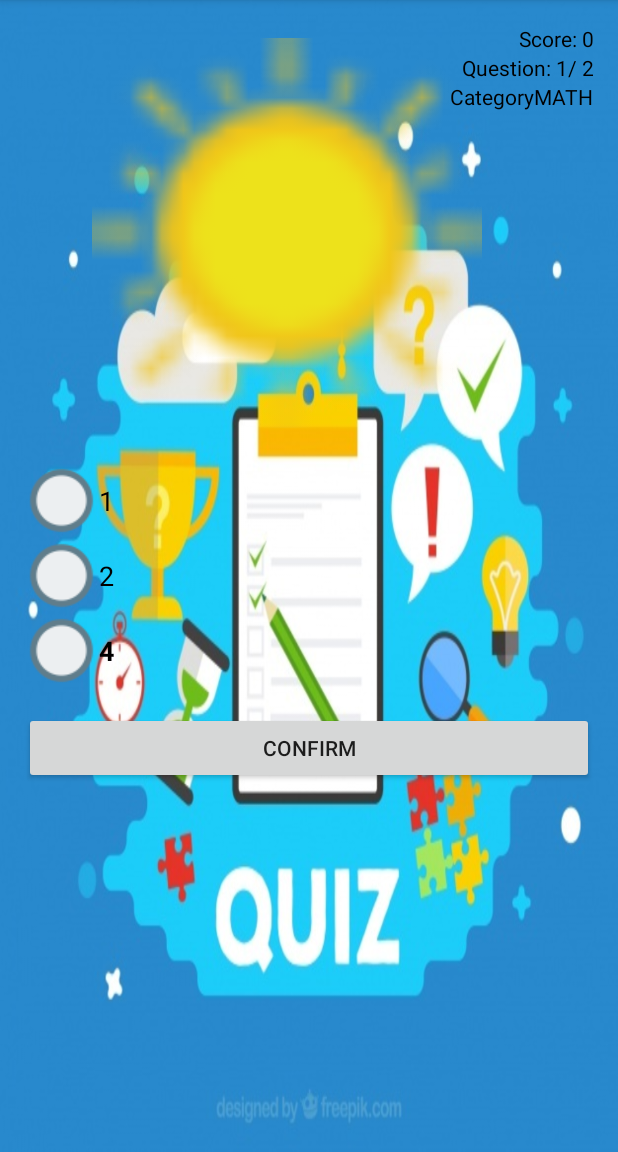
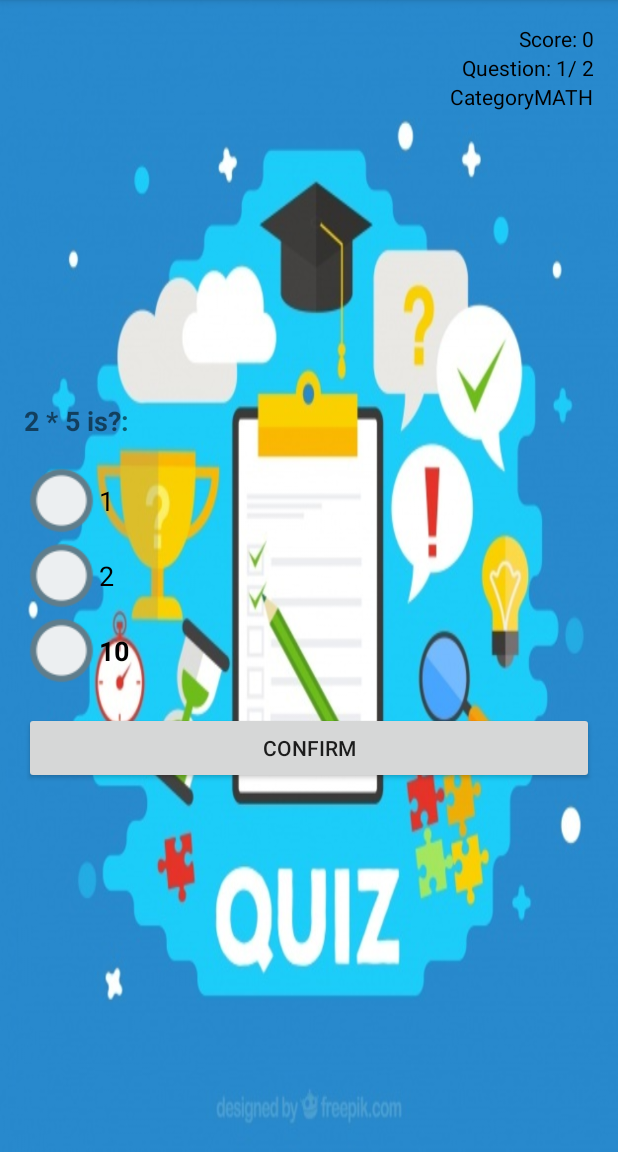
Before and after one commit to zbettmen/QuizApp-, an Android app: the screen it shows after launch (QuizAcivity), after a tap on "START QUIZ", on a phone screen of 412 x 824 dp, the part 84-1236 px from its top. Run offline under Robolectric (Android 15) with nearby library versions, the phone set to English and light mode, and no system bars.

Commit message:
Think im done

```diff
--- a/app/src/main/java/com/example/quizapplevel/Question.java
+++ b/app/src/main/java/com/example/quizapplevel/Question.java
@@ -6,14 +6,14 @@ public class Question {
     public static final String DIFFICULTY_MATH = "MATH";
     public static final String DIFFICULTY_BIOLOGY = "BIOLOGY";
     public static final String DIFFICULTY_CITY = "CITY";
-    public static final String DIFFICULTY_HINT = "HINT";
+    public static final String DIFFICULTY_PICTURES = "PICTURES";
     private String question;
     private String option1;
     private String option2;
     private String option3;
     private int answerNr;
     private String difficulty;
-    private String hint;
+    private String pictures;
     private String image;
     private int isImage;
 
@@ -30,6 +30,16 @@ public class Question {
         this.image = image;
         this.isImage = isImage;
 
+
+
+    }
+
+    public String getPictures() {
+        return pictures;
+    }
+
+    public void setPictures(String pictures) {
+        this.pictures = pictures;
     }
 
     public String getImage() {
@@ -48,17 +58,9 @@ public class Question {
         isImage = image;
     }
 
-    public Question(String hint) {
-        this.hint = hint;
-    }
 
-    public String getHint() {
-        return hint;
-    }
 
-    public void setHint(String hint) {
-        this.hint = hint;
-    }
+
 
     public String getQuestion() {
         return question;
@@ -105,7 +107,7 @@ public class Question {
                 DIFFICULTY_MATH,
                 DIFFICULTY_BIOLOGY,
                 DIFFICULTY_CITY,
-                DIFFICULTY_HINT
+                DIFFICULTY_PICTURES
 
         };
     }
--- a/app/src/main/java/com/example/quizapplevel/QuizContract.java
+++ b/app/src/main/java/com/example/quizapplevel/QuizContract.java
@@ -13,7 +13,7 @@ public final class QuizContract {
         public static final String COLUMN_OPTION3 = "option3";
         public static final String COLUMN_ANSWER_NR = "answer_nr";
         public static final String COLUMN_CHOOSE = "Choose";
-        public static final String COLUMN_HINTS = "HINTS";
+        public static final String COLUMN_PICTURES = "PICTURES";
         public static final String COLUMN_IMAGE = "IMG";
         public static final String COLUMN_ISIMAGE = "ISIMAGE";
 
--- a/app/src/main/java/com/example/quizapplevel/QuizdbHelper.java
+++ b/app/src/main/java/com/example/quizapplevel/QuizdbHelper.java
@@ -32,7 +32,7 @@ public class QuizdbHelper extends SQLiteOpenHelper {
                 QuestionsTable.COLUMN_OPTION3 + " TEXT, " +
                 QuestionsTable.COLUMN_ANSWER_NR + " INTEGER, " +
                 QuestionsTable.COLUMN_CHOOSE + " TEXT," +
-                QuestionsTable.COLUMN_HINTS + " TEXT," +
+                QuestionsTable.COLUMN_PICTURES + " TEXT," +
                 QuestionsTable.COLUMN_IMAGE + " TEXT," +
                 QuestionsTable.COLUMN_ISIMAGE + " BOOLEAN" +
                 ")";
@@ -45,13 +45,45 @@ public class QuizdbHelper extends SQLiteOpenHelper {
         onCreate(db);
     }
     private void fillQuestionsTable() {
-        Question q1 = new Question("2 + 2 is?: ",
-                "1", "2", "4", 3, Question.DIFFICULTY_MATH,"sunny",1);
+        Question q1 = new Question("2 * 5 is?: ",
+                "1", "2", "10", 3, Question.DIFFICULTY_MATH,"",0);
             addQuestion(q1);
 
         Question q2 = new Question("2 + 2 is?: ",
                 "1", "2", "4", 3, Question.DIFFICULTY_MATH,"",0);
         addQuestion(q2);
+
+        Question q3 = new Question(" ",
+                "Bil Gates ", "Mona Lisa", "50 cent", 2, Question.DIFFICULTY_PICTURES,"monalisa",1);
+        addQuestion(q3);
+
+        Question q4 = new Question(" ",
+                "Bil Gates ", "Eminem", "Steve Jobs", 3, Question.DIFFICULTY_PICTURES,"steve",1);
+        addQuestion(q4);
+
+        Question q5 = new Question(" ",
+                "Zlatan ", "Ronaldo", "2pac", 1, Question.DIFFICULTY_PICTURES,"zlatan",1);
+        addQuestion(q5);
+
+        Question q6 = new Question(" ",
+                "Sarajevo ", "Berlin", "Stockholm", 1, Question.DIFFICULTY_CITY,"sarajevo",1);
+        addQuestion(q6);
+
+
+        Question q7 = new Question("Biggest city in the world by population ",
+                "Shanghai", "Tokyo", "New York", 3, Question.DIFFICULTY_CITY,"",0);
+        addQuestion(q7);
+
+
+        Question q8 = new Question("How many bones does an adult human have ",
+                "128", "60", "206", 3, Question.DIFFICULTY_BIOLOGY,"",0);
+        addQuestion(q8);
+
+        Question q9 = new Question("Biggest snake on earth  ",
+                "Anaconda", "Cobra", "Python", 3, Question.DIFFICULTY_BIOLOGY,"",0);
+        addQuestion(q9);
+
+
 
 
 
@@ -66,7 +98,7 @@ public class QuizdbHelper extends SQLiteOpenHelper {
         cv.put(QuestionsTable.COLUMN_OPTION3, question.getOption3());
         cv.put(QuestionsTable.COLUMN_ANSWER_NR, question.getAnswerNr());
         cv.put(QuestionsTable.COLUMN_CHOOSE, question.getDifficulty());
-        cv.put(QuestionsTable.COLUMN_HINTS,question.getHint());
+        cv.put(QuestionsTable.COLUMN_PICTURES,question.getPictures());
         cv.put(QuestionsTable.COLUMN_IMAGE,question.getImage());
         cv.put(QuestionsTable.COLUMN_ISIMAGE,question.isImage());
 
@@ -98,8 +130,8 @@ public class QuizdbHelper extends SQLiteOpenHelper {
 
                 questionList.add(question);
             } while (c.moveToNext());
-        }
-        c.close();
+        } c.close();
+
         return questionList;
     }
 }
--- a/app/src/main/res/layout-land/activity_quiz_acivity.xml
+++ b/app/src/main/res/layout-land/activity_quiz_acivity.xml
@@ -82,4 +82,20 @@
         android:layout_marginTop="16dp"
         android:text="Confirm" />
 
+    <ImageView
+        android:id="@+id/image_question"
+        android:layout_width="434dp"
+        android:layout_height="241dp"
+        android:layout_above="@+id/radio_group"
+
+        android:layout_alignParentStart="true"
+        android:layout_alignParentTop="true"
+        android:layout_alignParentEnd="true"
+
+        android:layout_marginStart="185dp"
+        android:layout_marginTop="0dp"
+        android:layout_marginEnd="96dp"
+        android:layout_marginBottom="-126dp"
+        tools:srcCompat="@tools:sample/avatars" />
+
 </RelativeLayout>
--- a/app/src/main/res/layout/activity_jdata.xml
+++ b/app/src/main/res/layout/activity_jdata.xml
@@ -79,7 +79,7 @@
                 android:id="@+id/button_test"
                 android:layout_width="102dp"
                 android:layout_height="wrap_content"
-                android:text="test" />
+                android:text="Get " />
 
             <TextView
 
--- a/app/src/main/res/layout/activity_quiz_acivity.xml
+++ b/app/src/main/res/layout/activity_quiz_acivity.xml
@@ -87,18 +87,18 @@
 
     <ImageView
         android:id="@+id/image_question"
-        android:layout_width="150dp"
-        android:layout_height="150dp"
+        android:layout_width="301dp"
+        android:layout_height="272dp"
         android:layout_above="@+id/radio_group"
 
         android:layout_alignParentStart="true"
         android:layout_alignParentTop="true"
         android:layout_alignParentEnd="true"
 
-        android:layout_marginStart="17dp"
-        android:layout_marginTop="9dp"
-        android:layout_marginEnd="47dp"
-        android:layout_marginBottom="23dp"
+        android:layout_marginStart="0dp"
+        android:layout_marginTop="0dp"
+        android:layout_marginEnd="95dp"
+        android:layout_marginBottom="19dp"
         tools:srcCompat="@tools:sample/avatars" />
 
 </RelativeLayout>
```
Also changed, not shown: app/src/main/res/drawable-v24/monalisa.jpg (added), app/src/main/res/drawable-v24/zlatan.jpg (added), app/src/main/res/drawable/sarajevo.jpeg (added), app/src/main/res/drawable/steve.jpg (added).
